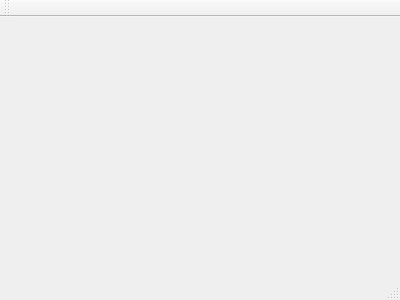
Qt form mainwindow.ui (MachinaDeusEx/Project-IGOR-) before a commit.
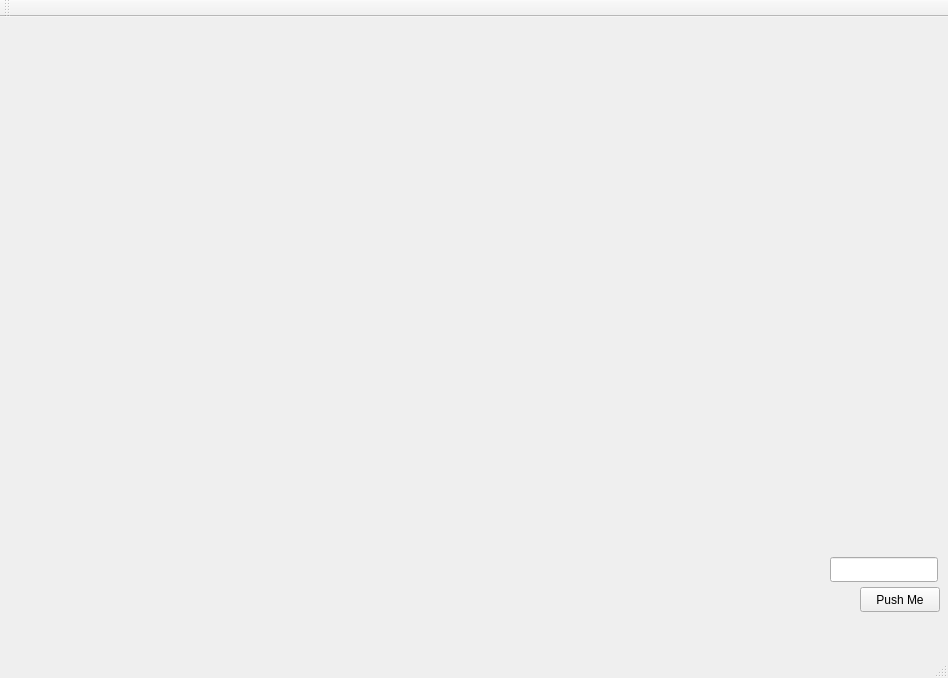
The same form after that commit.

```diff
--- a/mainwindow.ui
+++ b/mainwindow.ui
@@ -6,14 +6,38 @@
    <rect>
     <x>0</x>
     <y>0</y>
-    <width>400</width>
-    <height>300</height>
+    <width>948</width>
+    <height>678</height>
    </rect>
   </property>
   <property name="windowTitle">
    <string>MainWindow</string>
   </property>
-  <widget class="QWidget" name="centralWidget"/>
+  <widget class="QWidget" name="centralWidget">
+   <widget class="QLineEdit" name="lineEdit">
+    <property name="geometry">
+     <rect>
+      <x>830</x>
+      <y>540</y>
+      <width>108</width>
+      <height>25</height>
+     </rect>
+    </property>
+   </widget>
+   <widget class="QPushButton" name="pushButton">
+    <property name="geometry">
+     <rect>
+      <x>860</x>
+      <y>570</y>
+      <width>80</width>
+      <height>25</height>
+     </rect>
+    </property>
+    <property name="text">
+     <string>Push Me</string>
+    </property>
+   </widget>
+  </widget>
   <widget class="QMenuBar" name="menuBar">
    <property name="geometry">
     <rect>
```
Left out of the diff: 2 changed lines with no effect on the pictures.
